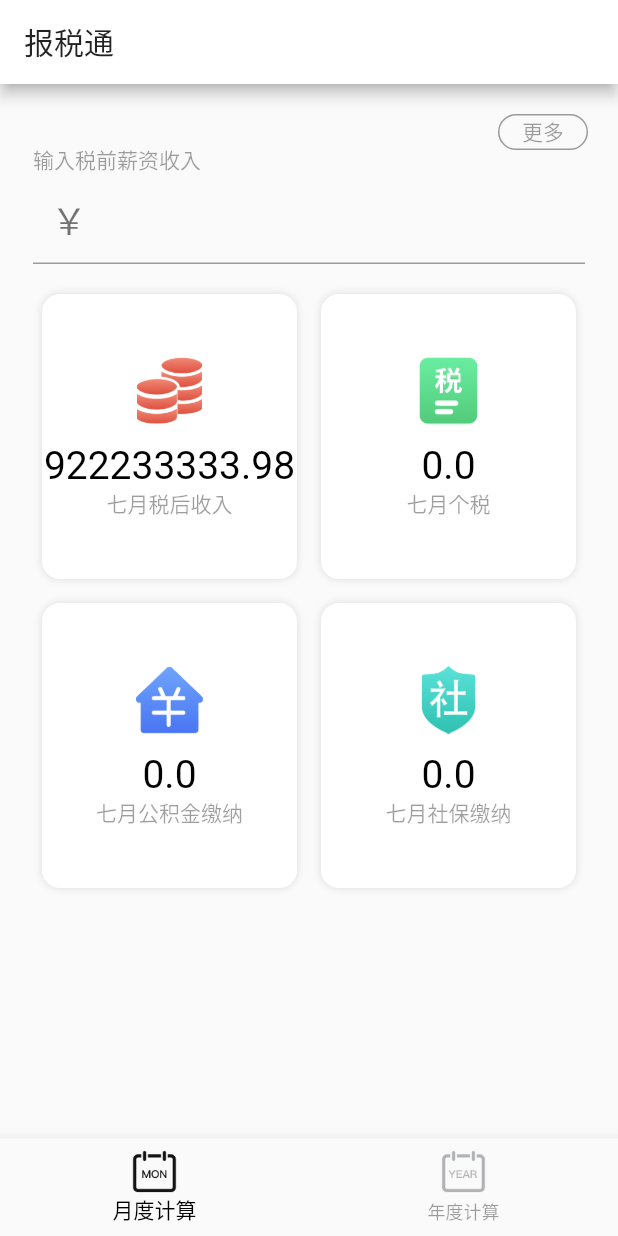
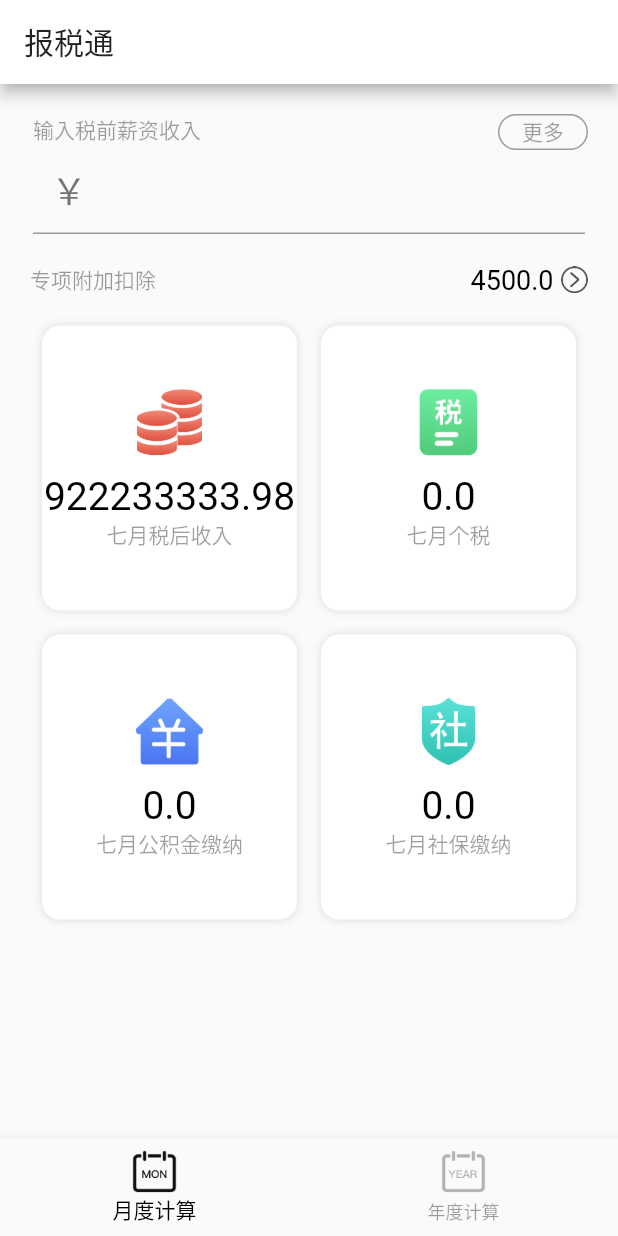
Before and after one commit to musicq/tax_calculator, a Flutter app: the screen it shows after launch, on a phone screen of 412 x 824 dp. Run offline on Flutter 3.47's test engine with Material 2 defaults, Android fonts, the phone set to English and light mode, and no system bars.

Commit message:
feat: 添加“专项扣除跳转”组件

```diff
--- a/lib/src/views/MonthlyCalculation/MonthlyCalculation.dart
+++ b/lib/src/views/MonthlyCalculation/MonthlyCalculation.dart
@@ -1,5 +1,6 @@
 import 'package:flutter/material.dart';
 import 'package:tax_calculator/src/bizViews/IncomeOverview/IncomeOverview.dart';
+import 'package:tax_calculator/src/styles/theme.dart';
 import 'package:tax_calculator/src/widgets/ChipButton/ChipButton.dart';
 import 'package:tax_calculator/src/widgets/InputField/InputField.dart';
 import 'package:tax_calculator/src/widgets/MainContainer/MainContainer.dart';
@@ -14,6 +15,7 @@ class MonthlyCalculation extends StatefulWidget {
 class _MonthlyCalculationState extends State<MonthlyCalculation> {
   PageController controller = PageController(initialPage: 0);
   TextEditingController inputCtrl = TextEditingController();
+  double excludeMoney = 4500;
 
   Widget itemWrap({Widget child}) {
     return Container(
@@ -58,6 +60,31 @@ class _MonthlyCalculationState extends State<MonthlyCalculation> {
                       ),
                     ],
                   ),
+                  itemWrap(
+                    child: Row(
+                      mainAxisAlignment: MainAxisAlignment.spaceBetween,
+                      children: <Widget>[
+                        Text('专项附加扣除', style: GlobalStyle.tipText),
+                        Row(
+                          children: <Widget>[
+                            Padding(
+                              padding: const EdgeInsets.only(right: 5),
+                              child: Text(
+                                excludeMoney.toString(),
+                                style: MonthlyCalculationStyle.moreText,
+                              ),
+                            ),
+                            Image.asset(
+                              'assets/circle-right.png',
+                              width: 18,
+                              height: 18,
+                              fit: BoxFit.contain,
+                            )
+                          ],
+                        ),
+                      ],
+                    ),
+                  ),
                   // 收入概览
                   IncomeOverview(income: 1000),
                 ],
--- a/lib/src/views/MonthlyCalculation/MonthlyCalculation.style.dart
+++ b/lib/src/views/MonthlyCalculation/MonthlyCalculation.style.dart
@@ -2,4 +2,6 @@ import 'package:flutter/material.dart';
 
 const container = EdgeInsets.all(20);
 
-const itemPadding = EdgeInsets.symmetric(vertical: 20);
+const itemPadding = EdgeInsets.only(bottom: 20);
+
+const moreText = TextStyle(color: Colors.black, fontSize: 18);
```
